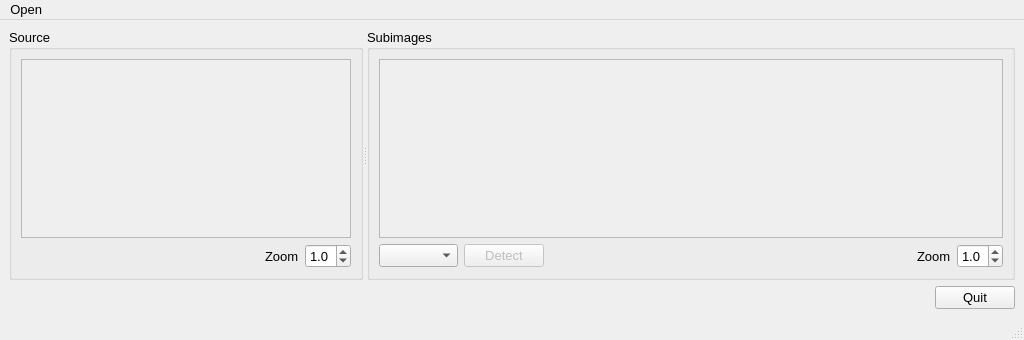
Above: src/CrystalGrowthTrackerMain.ui from jonathanHuwP/CrystalGrowthTracker before the change. Below: the same form after it.
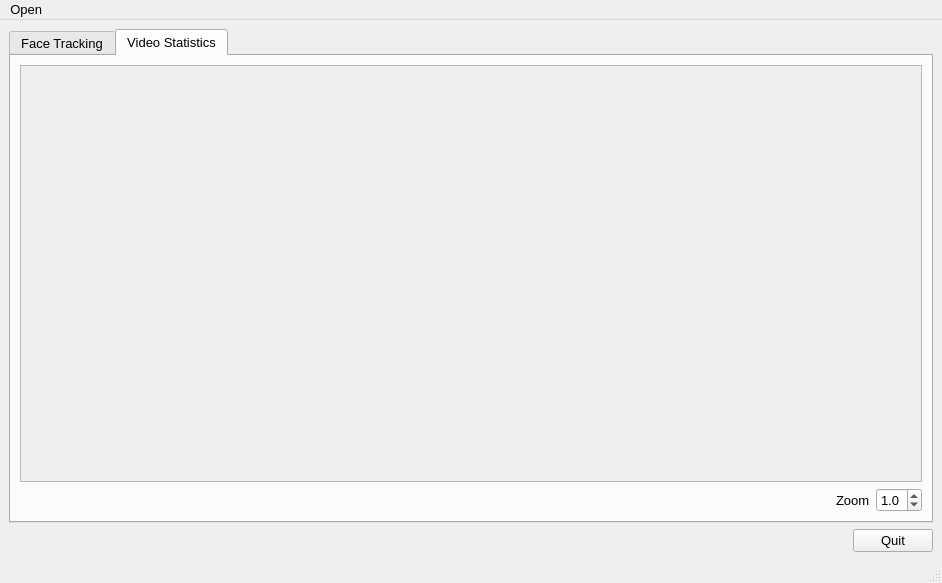
That is the form after the change. The open tabs and pages were chosen to show the change.

Commit message: added tabs and tab change callback to main window

Diff of the .ui file:
```diff
--- a/src/CrystalGrowthTrackerMain.ui
+++ b/src/CrystalGrowthTrackerMain.ui
@@ -6,8 +6,8 @@
    <rect>
     <x>0</x>
     <y>0</y>
-    <width>1024</width>
-    <height>340</height>
+    <width>942</width>
+    <height>583</height>
    </rect>
   </property>
   <property name="sizePolicy">
@@ -25,6 +25,16 @@
    <string>CrystalGrowthTracker</string>
   </property>
   <widget class="QWidget" name="centralwidget">
+   <layout class="QVBoxLayout" name="verticalLayout_8">
+    <item>
+     <widget class="QTabWidget" name="_tabWidget">
+      <property name="currentIndex">
+       <number>0</number>
+      </property>
+      <widget class="QWidget" name="tab">
+       <attribute name="title">
+        <string>Face Tracking</string>
+       </attribute>
    <layout class="QVBoxLayout" name="verticalLayout_5">
     <item>
      <widget class="QSplitter" name="_splitter">
@@ -48,8 +58,8 @@
               <rect>
                <x>0</x>
                <y>0</y>
-               <width>304</width>
-               <height>110</height>
+                   <width>265</width>
+                   <height>290</height>
               </rect>
              </property>
             </widget>
@@ -117,8 +127,8 @@
             <rect>
              <x>0</x>
              <y>0</y>
-             <width>625</width>
-             <height>105</height>
+                 <width>550</width>
+                 <height>285</height>
             </rect>
            </property>
           </widget>
@@ -188,6 +198,81 @@
       </widget>
      </widget>
     </item>
+       </layout>
+      </widget>
+      <widget class="QWidget" name="tab_2">
+       <attribute name="title">
+        <string>Video Statistics</string>
+       </attribute>
+       <layout class="QVBoxLayout" name="verticalLayout_7">
+        <item>
+         <layout class="QVBoxLayout" name="verticalLayout_6">
+          <item>
+           <widget class="QScrollArea" name="_tab2ScrollArea">
+            <property name="widgetResizable">
+             <bool>true</bool>
+            </property>
+            <widget class="QWidget" name="scrollAreaWidgetContents_3">
+             <property name="geometry">
+              <rect>
+               <x>0</x>
+               <y>0</y>
+               <width>880</width>
+               <height>342</height>
+              </rect>
+             </property>
+            </widget>
+           </widget>
+          </item>
+          <item>
+           <layout class="QHBoxLayout" name="_viewSubButton_2">
+            <item>
+             <spacer name="horizontalSpacer_2">
+              <property name="orientation">
+               <enum>Qt::Horizontal</enum>
+              </property>
+              <property name="sizeHint" stdset="0">
+               <size>
+                <width>60</width>
+                <height>20</height>
+               </size>
+              </property>
+             </spacer>
+            </item>
+            <item>
+             <widget class="QLabel" name="label_3">
+              <property name="text">
+               <string>Zoom</string>
+              </property>
+             </widget>
+            </item>
+            <item>
+             <widget class="QDoubleSpinBox" name="_tab2ZoomSpinBox">
+              <property name="decimals">
+               <number>1</number>
+              </property>
+              <property name="minimum">
+               <double>0.100000000000000</double>
+              </property>
+              <property name="maximum">
+               <double>5.000000000000000</double>
+              </property>
+              <property name="singleStep">
+               <double>0.500000000000000</double>
+              </property>
+              <property name="value">
+               <double>1.000000000000000</double>
+              </property>
+             </widget>
+            </item>
+           </layout>
+          </item>
+         </layout>
+        </item>
+       </layout>
+      </widget>
+     </widget>
+    </item>
     <item>
      <layout class="QHBoxLayout" name="horizontalLayout_3" stretch="0,0">
       <item>
@@ -219,7 +304,7 @@
     <rect>
      <x>0</x>
      <y>0</y>
-     <width>1024</width>
+     <width>942</width>
      <height>31</height>
     </rect>
    </property>
```
Left out of the diff: 16 changed lines with no effect on the pictures. Lines whose indentation alone changed are shown as unchanged. The commit also changes 4 other files.
